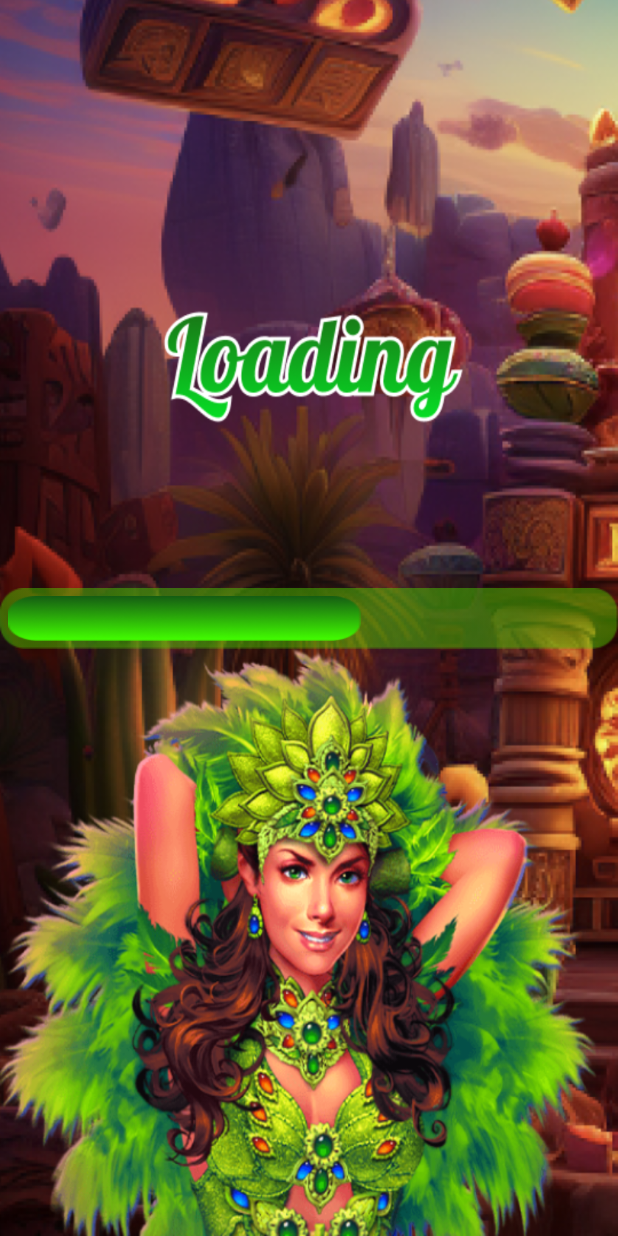
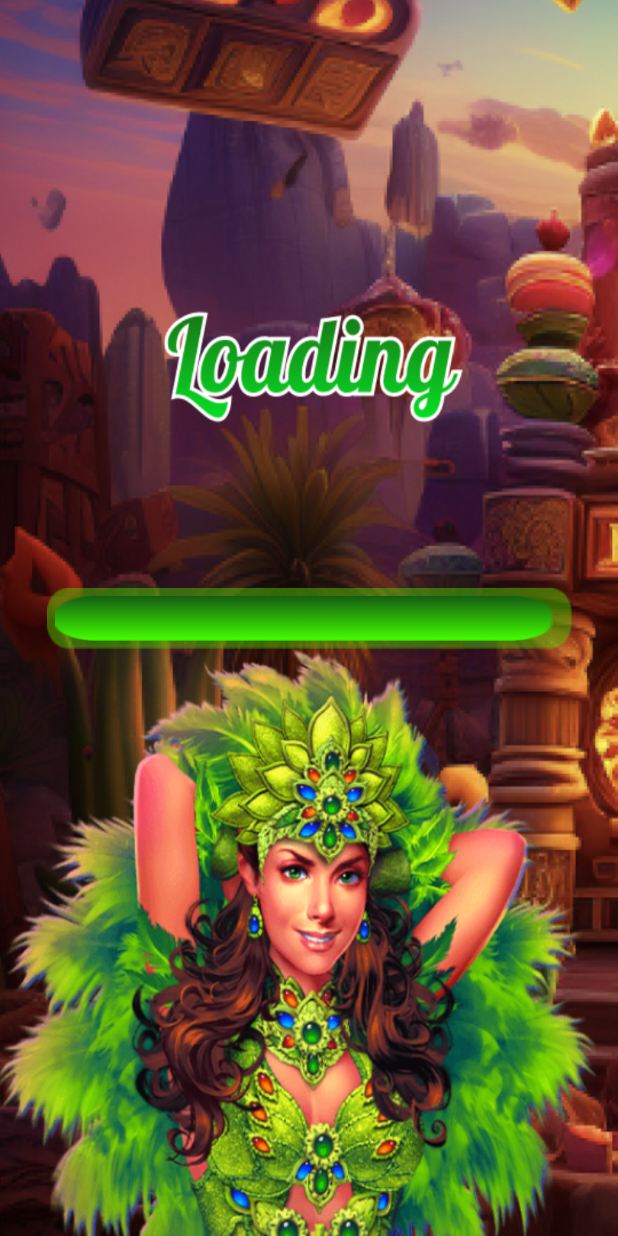
Before and after one commit to V-34-10/Magic-Fire, an Android app: the MainActivity screen opened directly, with no data from a screen before it, on a phone screen of 412 x 824 dp. Run offline under Robolectric (Android 15) with nearby library versions, the phone set to English and light mode, and no system bars; Roboto replaces fonts that are not available here.

Commit message:
SplashActivity: fix size loadingBar

```diff
--- a/app/src/main/java/com/magicmex/canfire/view/splash/MainActivity.kt
+++ b/app/src/main/java/com/magicmex/canfire/view/splash/MainActivity.kt
@@ -23,7 +23,7 @@ class MainActivity : AppCompatActivity() {
     private fun getDisplayMetrics(): Int {
         val displayMetrics = resources.displayMetrics
         displayMetrics.widthPixels
-        val progressBarWidth = (250 * displayMetrics.density).toInt()
+        val progressBarWidth = (350 * displayMetrics.density).toInt()
         return progressBarWidth - 10
     }
 
--- a/app/src/main/res/layout/activity_main.xml
+++ b/app/src/main/res/layout/activity_main.xml
@@ -10,7 +10,7 @@
     <include
         android:id="@+id/loadingBar"
         layout="@layout/loading_progress_bar"
-        android:layout_width="0dp"
+        android:layout_width="350dp"
         android:layout_height="wrap_content"
         app:layout_constraintBottom_toBottomOf="parent"
         app:layout_constraintEnd_toEndOf="parent"
```
